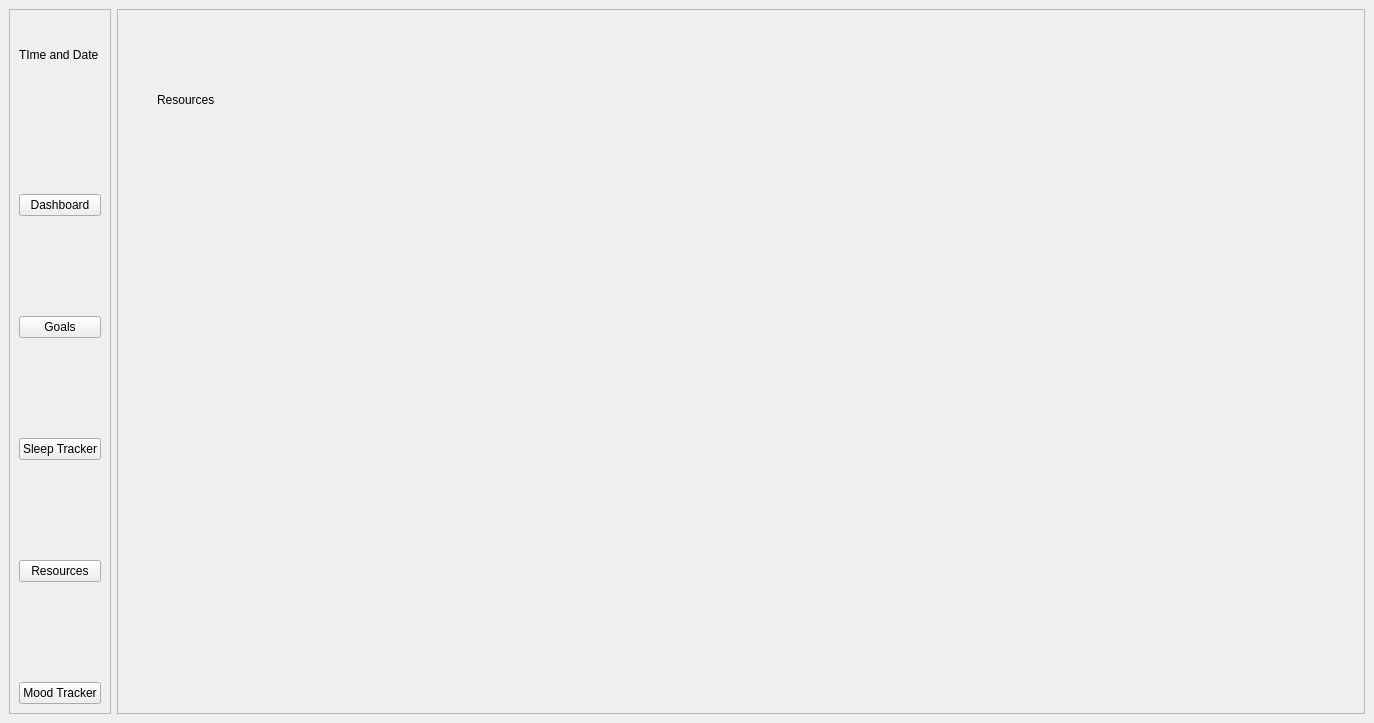
Old version of the form source_code/homescreen.ui in the repository suwubham/sirani.
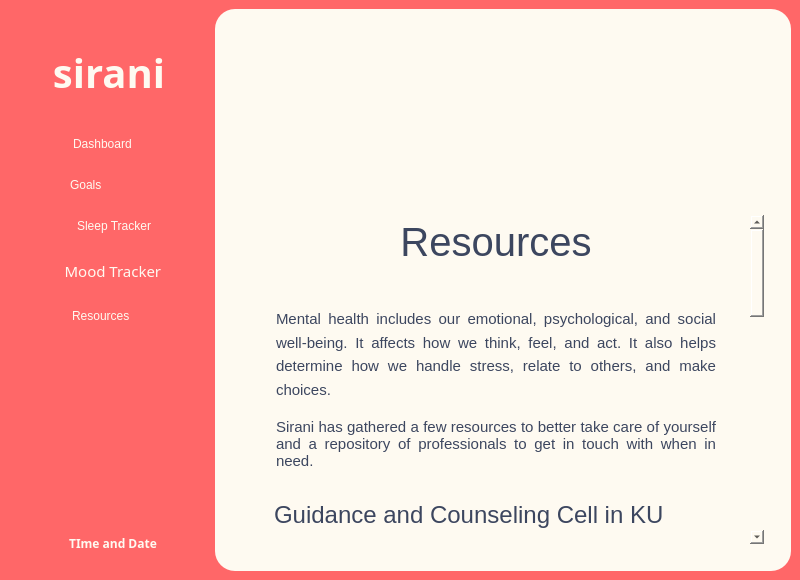
New version of the form. The open tabs and pages were chosen to show the change. Icons and pictures are not drawn.

Diff of the .ui file:
```diff
--- a/source_code/homescreen.ui
+++ b/source_code/homescreen.ui
@@ -6,80 +6,384 @@
    <rect>
     <x>0</x>
     <y>0</y>
-    <width>1374</width>
-    <height>723</height>
+    <width>800</width>
+    <height>580</height>
    </rect>
   </property>
+  <property name="sizePolicy">
+   <sizepolicy hsizetype="MinimumExpanding" vsizetype="MinimumExpanding">
+    <horstretch>0</horstretch>
+    <verstretch>0</verstretch>
+   </sizepolicy>
+  </property>
+  <property name="minimumSize">
+   <size>
+    <width>800</width>
+    <height>580</height>
+   </size>
+  </property>
   <property name="windowTitle">
    <string>Sirani</string>
   </property>
   <property name="styleSheet">
-   <string notr="true"/>
+   <string notr="true">background-color: rgb(254, 250, 241);</string>
   </property>
   <widget class="QWidget" name="centralwidget">
-   <layout class="QHBoxLayout" name="horizontalLayout_2">
+   <property name="sizePolicy">
+    <sizepolicy hsizetype="MinimumExpanding" vsizetype="MinimumExpanding">
+     <horstretch>0</horstretch>
+     <verstretch>0</verstretch>
+    </sizepolicy>
+   </property>
+   <property name="minimumSize">
+    <size>
+     <width>800</width>
+     <height>580</height>
+    </size>
+   </property>
+   <property name="styleSheet">
+    <string notr="true">background-color: rgb(255, 103, 104);</string>
+   </property>
+   <layout class="QHBoxLayout" name="horizontalLayout_2" stretch="1,5">
     <item>
      <widget class="QFrame" name="frame">
+      <property name="sizePolicy">
+       <sizepolicy hsizetype="Minimum" vsizetype="Minimum">
+        <horstretch>0</horstretch>
+        <verstretch>0</verstretch>
+       </sizepolicy>
+      </property>
+      <property name="minimumSize">
+       <size>
+        <width>200</width>
+        <height>580</height>
+       </size>
+      </property>
+      <property name="styleSheet">
+       <string notr="true">background-color: rgb(255, 103, 104);
+border-radius: 15px;</string>
+      </property>
       <property name="frameShape">
        <enum>QFrame::StyledPanel</enum>
       </property>
       <property name="frameShadow">
        <enum>QFrame::Raised</enum>
       </property>
-      <layout class="QVBoxLayout" name="verticalLayout">
-       <property name="spacing">
-        <number>100</number>
+      <property name="lineWidth">
+       <number>1</number>
+      </property>
+      <layout class="QFormLayout" name="formLayout">
+       <property name="sizeConstraint">
+        <enum>QLayout::SetNoConstraint</enum>
+       </property>
+       <property name="horizontalSpacing">
+        <number>8</number>
        </property>
        <property name="topMargin">
         <number>5</number>
        </property>
-       <item>
-        <widget class="QLabel" name="Clock">
+       <item row="0" column="0" colspan="2">
+        <spacer name="horizontalSpacer_8">
+         <property name="orientation">
+          <enum>Qt::Horizontal</enum>
+         </property>
+         <property name="sizeHint" stdset="0">
+          <size>
+           <width>40</width>
+           <height>25</height>
+          </size>
+         </property>
+        </spacer>
+       </item>
+       <item row="1" column="0" colspan="2">
+        <widget class="QLabel" name="label_12">
+         <property name="font">
+          <font>
+           <family>FONTSPRING DEMO - Pontiac Black</family>
+           <pointsize>30</pointsize>
+           <italic>false</italic>
+           <bold>true</bold>
+          </font>
+         </property>
+         <property name="styleSheet">
+          <string notr="true">color: rgb(254, 250, 241);
+font: 700 30pt &quot;FONTSPRING DEMO - Pontiac Black&quot;;</string>
+         </property>
          <property name="text">
-          <string>TIme and Date</string>
+          <string>sirani</string>
+         </property>
+         <property name="alignment">
+          <set>Qt::AlignCenter</set>
          </property>
         </widget>
        </item>
-       <item>
+       <item row="2" column="0" colspan="2">
+        <spacer name="horizontalSpacer_2">
+         <property name="orientation">
+          <enum>Qt::Horizontal</enum>
+         </property>
+         <property name="sizeHint" stdset="0">
+          <size>
+           <width>40</width>
+           <height>25</height>
+          </size>
+         </property>
+        </spacer>
+       </item>
+       <item row="3" column="0" colspan="2">
         <widget class="QPushButton" name="pushButton_2">
+         <property name="cursor">
+          <cursorShape>PointingHandCursor</cursorShape>
+         </property>
+         <property name="layoutDirection">
+          <enum>Qt::LeftToRight</enum>
+         </property>
+         <property name="styleSheet">
+          <string notr="true">#pushButton_2:hover{
+color: #FEFAF1;font: 800 14pt &quot;Foco&quot;;}
+#pushButton_2{color:rgb(254, 250, 241);
+font: 11pt &quot;Foco&quot;;}</string>
+         </property>
          <property name="text">
-          <string>Dashboard</string>
+          <string>   Dashboard       </string>
+         </property>
+         <property name="icon">
+          <iconset resource="resource.qrc">
+           <normaloff>:/IMG/home icon-02.png</normaloff>:/IMG/home icon-02.png</iconset>
+         </property>
+         <property name="iconSize">
+          <size>
+           <width>24</width>
+           <height>24</height>
+          </size>
          </property>
         </widget>
        </item>
-       <item>
+       <item row="4" column="0" colspan="2">
+        <spacer name="horizontalSpacer_3">
+         <property name="orientation">
+          <enum>Qt::Horizontal</enum>
+         </property>
+         <property name="sizeHint" stdset="0">
+          <size>
+           <width>40</width>
+           <height>15</height>
+          </size>
+         </property>
+        </spacer>
+       </item>
+       <item row="5" column="0" colspan="2">
         <widget class="QPushButton" name="pushButton_4">
+         <property name="cursor">
+          <cursorShape>PointingHandCursor</cursorShape>
+         </property>
+         <property name="styleSheet">
+          <string notr="true">#pushButton_4:hover{
+color: #FEFAF1;font: 800 14pt &quot;Foco&quot;;}
+#pushButton_4{color:rgb(254, 250, 241);
+font: 11pt &quot;Foco&quot;;}</string>
+         </property>
          <property name="text">
-          <string>Goals</string>
+          <string>   Goals                 </string>
+         </property>
+         <property name="icon">
+          <iconset resource="resource.qrc">
+           <normaloff>:/IMG/goals icon-02.png</normaloff>:/IMG/goals icon-02.png</iconset>
+         </property>
+         <property name="iconSize">
+          <size>
+           <width>24</width>
+           <height>24</height>
+          </size>
          </property>
         </widget>
        </item>
-       <item>
+       <item row="6" column="0" colspan="2">
+        <spacer name="horizontalSpacer_4">
+         <property name="orientation">
+          <enum>Qt::Horizontal</enum>
+         </property>
+         <property name="sizeHint" stdset="0">
+          <size>
+           <width>40</width>
+           <height>15</height>
+          </size>
+         </property>
+        </spacer>
+       </item>
+       <item row="7" column="0" colspan="2">
         <widget class="QPushButton" name="pushButton_5">
+         <property name="cursor">
+          <cursorShape>PointingHandCursor</cursorShape>
+         </property>
+         <property name="styleSheet">
+          <string notr="true">
+#pushButton_5:hover{
+color: #FEFAF1;font: 800 14pt &quot;Foco&quot;;}
+#pushButton_5{color:rgb(254, 250, 241);
+font: 11pt &quot;Foco&quot;;}</string>
+         </property>
          <property name="text">
-          <string>Sleep Tracker</string>
+          <string>   Sleep Tracker</string>
          </property>
+         <property name="icon">
+          <iconset resource="resource.qrc">
+           <normaloff>:/IMG/night icon-02.png</normaloff>:/IMG/night icon-02.png</iconset>
+         </property>
+         <property name="iconSize">
+          <size>
+           <width>24</width>
+           <height>24</height>
+          </size>
+         </property>
         </widget>
        </item>
-       <item>
-        <widget class="QPushButton" name="pushButton_3">
-         <property name="text">
-          <string>Resources</string>
+       <item row="8" column="0" colspan="2">
+        <spacer name="horizontalSpacer_5">
+         <property name="orientation">
+          <enum>Qt::Horizontal</enum>
          </property>
-        </widget>
+         <property name="sizeHint" stdset="0">
+          <size>
+           <width>40</width>
+           <height>15</height>
+          </size>
+         </property>
+        </spacer>
        </item>
-       <item>
+       <item row="9" column="0" colspan="2">
         <widget class="QPushButton" name="pushButton">
+         <property name="font">
+          <font>
+           <family>Foco</family>
+           <pointsize>11</pointsize>
+           <italic>false</italic>
+           <bold>false</bold>
+          </font>
+         </property>
+         <property name="cursor">
+          <cursorShape>PointingHandCursor</cursorShape>
+         </property>
+         <property name="styleSheet">
+          <string notr="true">#pushButton:hover{
+color: #FEFAF1;font: 800 14pt &quot;Foco&quot;;}
+#pushButton{color:rgb(254, 250, 241);
+font: 11pt &quot;Foco&quot;;}</string>
+         </property>
          <property name="text">
-          <string>Mood Tracker</string>
+          <string>   Mood Tracker </string>
          </property>
+         <property name="icon">
+          <iconset resource="resource.qrc">
+           <normaloff>:/IMG/star icon-02-02.png</normaloff>:/IMG/star icon-02-02.png</iconset>
+         </property>
+         <property name="iconSize">
+          <size>
+           <width>24</width>
+           <height>24</height>
+          </size>
+         </property>
         </widget>
        </item>
+       <item row="10" column="0" colspan="2">
+        <spacer name="horizontalSpacer_6">
+         <property name="orientation">
+          <enum>Qt::Horizontal</enum>
+         </property>
+         <property name="sizeHint" stdset="0">
+          <size>
+           <width>40</width>
+           <height>15</height>
+          </size>
+         </property>
+        </spacer>
+       </item>
+       <item row="11" column="0" colspan="2">
+        <widget class="QPushButton" name="pushButton_3">
+         <property name="cursor">
+          <cursorShape>PointingHandCursor</cursorShape>
+         </property>
+         <property name="styleSheet">
+          <string notr="true">
+#pushButton_3:hover{
+color: #FEFAF1;font: 800 14pt &quot;Foco&quot;;}
+
+#pushButton_3{color:rgb(254, 250, 241);
+font: 11pt &quot;Foco&quot;;}</string>
+         </property>
+         <property name="text">
+          <string>   Resources        </string>
+         </property>
+         <property name="icon">
+          <iconset resource="resource.qrc">
+           <normaloff>:/IMG/bookmark icon-02.png</normaloff>:/IMG/bookmark icon-02.png</iconset>
+         </property>
+         <property name="iconSize">
+          <size>
+           <width>24</width>
+           <height>24</height>
+          </size>
+         </property>
+        </widget>
+       </item>
+       <item row="12" column="0" colspan="2">
+        <spacer name="horizontalSpacer_7">
+         <property name="orientation">
+          <enum>Qt::Horizontal</enum>
+         </property>
+         <property name="sizeHint" stdset="0">
+          <size>
+           <width>40</width>
+           <height>200</height>
+          </size>
+         </property>
+        </spacer>
+       </item>
+       <item row="13" column="1">
+        <widget class="QLabel" name="Clock">
+         <property name="font">
+          <font>
+           <family>Foco</family>
+           <pointsize>9</pointsize>
+           <bold>true</bold>
+          </font>
+         </property>
+         <property name="styleSheet">
+          <string notr="true">color: rgb(254, 250, 241);</string>
+         </property>
+         <property name="text">
+          <string>TIme and Date</string>
+         </property>
+         <property name="alignment">
+          <set>Qt::AlignCenter</set>
+         </property>
+         <property name="wordWrap">
+          <bool>false</bool>
+         </property>
+        </widget>
+       </item>
+       <item row="14" column="1">
+        <spacer name="horizontalSpacer_9">
+         <property name="orientation">
+          <enum>Qt::Horizontal</enum>
+         </property>
+         <property name="sizeHint" stdset="0">
+          <size>
+           <width>40</width>
+           <height>10</height>
+          </size>
+         </property>
+        </spacer>
+       </item>
       </layout>
      </widget>
     </item>
     <item>
      <widget class="QFrame" name="frame_2">
+      <property name="styleSheet">
+       <string notr="true">background-color: rgb(254, 250, 241);
+border-radius: 20px</string>
+      </property>
       <property name="frameShape">
        <enum>QFrame::StyledPanel</enum>
       </property>
@@ -369,19 +673,88 @@
           </layout>
          </widget>
          <widget class="QWidget" name="Resources">
-          <widget class="QLabel" name="label_5">
-           <property name="geometry">
-            <rect>
-             <x>30</x>
-             <y>50</y>
-             <width>131</width>
-             <height>61</height>
-            </rect>
-           </property>
-           <property name="text">
-            <string>Resources</string>
-           </property>
-          </widget>
+          <property name="styleSheet">
+           <string notr="true">background-color: #FEFAF1;</string>
+          </property>
+          <layout class="QVBoxLayout" name="verticalLayout" stretch="1,2">
+           <item>
+            <widget class="QLabel" name="label_5">
+             <property name="styleSheet">
+              <string notr="true">background-image: url(:/IMG/bgresource-05-05.png);
+background-repeat: repeat-x;
+background-color: #FEFAF1;</string>
+             </property>
+             <property name="text">
+              <string/>
+             </property>
+            </widget>
+           </item>
+           <item>
+            <widget class="QScrollArea" name="scrollArea">
+             <property name="styleSheet">
+              <string notr="true"/>
+             </property>
+             <property name="widgetResizable">
+              <bool>true</bool>
+             </property>
+             <widget class="QWidget" name="scrollAreaWidgetContents">
+              <property name="geometry">
+               <rect>
+                <x>0</x>
+                <y>0</y>
+                <width>560</width>
+                <height>360</height>
+               </rect>
+              </property>
+              <layout class="QHBoxLayout" name="horizontalLayout">
+               <item>
+                <widget class="QTextBrowser" name="textBrowser">
+                 <property name="html">
+                  <string>&lt;!DOCTYPE HTML PUBLIC &quot;-//W3C//DTD HTML 4.0//EN&quot; &quot;http://www.w3.org/TR/REC-html40/strict.dtd&quot;&gt;
+&lt;html&gt;&lt;head&gt;&lt;meta name=&quot;qrichtext&quot; content=&quot;1&quot; /&gt;&lt;meta charset=&quot;utf-8&quot; /&gt;&lt;style type=&quot;text/css&quot;&gt;
+p, li { white-space: pre-wrap; }
+&lt;/style&gt;&lt;/head&gt;&lt;body style=&quot; font-family:'Segoe UI'; font-size:9pt; font-weight:400; font-style:normal;&quot;&gt;
+&lt;p align=&quot;center&quot; style=&quot; margin-top:0px; margin-bottom:0px; margin-left:0px; margin-right:0px; -qt-block-indent:0; text-indent:0px; line-height:138%;&quot;&gt;&lt;a name=&quot;docs-internal-guid-2e5e3266-7fff-7d19-f848-a33b9b841aaa&quot;&gt;&lt;/a&gt;&lt;span style=&quot; font-family:'FONTSPRING DEMO - Pontiac Black'; font-size:30pt; color:#3c465f; background-color:transparent;&quot;&gt;R&lt;/span&gt;&lt;span style=&quot; font-family:'FONTSPRING DEMO - Pontiac Black'; font-size:30pt; color:#3c465f; background-color:transparent;&quot;&gt;esources&lt;/span&gt;&lt;/p&gt;
+&lt;p align=&quot;center&quot; style=&quot; margin-top:0px; margin-bottom:0px; margin-left:10px; margin-right:10px; -qt-block-indent:0; text-indent:0px;&quot;&gt;&lt;span style=&quot; color:#3c465f;&quot;&gt;&lt;br /&gt;&lt;/span&gt;&lt;/p&gt;
+&lt;p align=&quot;justify&quot; style=&quot; margin-top:0px; margin-bottom:0px; margin-left:30px; margin-right:30px; -qt-block-indent:0; text-indent:0px; line-height:138%;&quot;&gt;&lt;span style=&quot; font-family:'Foco'; font-size:11pt; color:#3c465f; background-color:transparent;&quot;&gt;Mental health includes our emotional, psychological, and social well-being. It affects how we think, feel, and act. It also helps determine how we handle stress, relate to others, and make choices. &lt;/span&gt;&lt;/p&gt;
+&lt;p align=&quot;justify&quot; style=&quot; margin-top:12px; margin-bottom:12px; margin-left:30px; margin-right:30px; -qt-block-indent:0; text-indent:0px;&quot;&gt;&lt;span style=&quot; font-family:'Foco'; font-size:11pt; color:#3c465f; background-color:transparent;&quot;&gt;Sirani has gathered a few resources to better take care of yourself and a repository of professionals to get in touch with when in need. &lt;/span&gt;&lt;/p&gt;
+&lt;p align=&quot;justify&quot; style=&quot;-qt-paragraph-type:empty; margin-top:0px; margin-bottom:0px; margin-left:28px; margin-right:30px; -qt-block-indent:0; text-indent:0px; line-height:138%; color:#3c465f;&quot;&gt;&lt;br /&gt;&lt;/p&gt;
+&lt;p align=&quot;justify&quot; style=&quot; margin-top:0px; margin-bottom:0px; margin-left:28px; margin-right:30px; -qt-block-indent:0; text-indent:0px; line-height:138%;&quot;&gt;&lt;span style=&quot; font-family:'FONTSPRING DEMO - Pontiac Black'; font-size:18pt; color:#3c465f; background-color:transparent;&quot;&gt;Guidance and Counseling Cell in KU &lt;/span&gt;&lt;/p&gt;
+&lt;p align=&quot;justify&quot; style=&quot;-qt-paragraph-type:empty; margin-top:0px; margin-bottom:0px; margin-left:0px; margin-right:0px; -qt-block-indent:0; text-indent:0px;&quot;&gt;&lt;br /&gt;&lt;/p&gt;
+&lt;p align=&quot;justify&quot; style=&quot; margin-top:0px; margin-bottom:0px; margin-left:30px; margin-right:30px; -qt-block-indent:0; text-indent:0px; line-height:138%;&quot;&gt;&lt;span style=&quot; font-family:'Foco'; font-size:11pt; font-weight:700; color:#3c465f; background-color:transparent;&quot;&gt;Services available: &lt;/span&gt;&lt;/p&gt;
+&lt;p align=&quot;center&quot; style=&quot;-qt-paragraph-type:empty; margin-top:0px; margin-bottom:0px; margin-left:0px; margin-right:0px; -qt-block-indent:0; text-indent:0px;&quot;&gt;&lt;br /&gt;&lt;/p&gt;
+&lt;ul style=&quot;margin-top: 0px; margin-bottom: 0px; margin-left: 0px; margin-right: 0px; -qt-list-indent: 1;&quot;&gt;&lt;li style=&quot; font-family:'Foco'; font-size:11pt; color:#3c465f; background-color:transparent;&quot; align=&quot;justify&quot; style=&quot; margin-top:0px; margin-bottom:0px; margin-left:0px; margin-right:0px; -qt-block-indent:0; text-indent:0px; line-height:138%;&quot;&gt;Assessment and Screening &lt;/li&gt;
+&lt;li style=&quot; font-family:'Foco'; font-size:11pt; color:#3c465f; background-color:transparent;&quot; align=&quot;justify&quot; style=&quot; margin-top:0px; margin-bottom:0px; margin-left:0px; margin-right:0px; -qt-block-indent:0; text-indent:0px; line-height:138%;&quot;&gt;Guidance on academic concerns and career issues &lt;/li&gt;
+&lt;li style=&quot; font-family:'Foco'; font-size:11pt; color:#3c465f; background-color:transparent;&quot; align=&quot;justify&quot; style=&quot; margin-top:0px; margin-bottom:0px; margin-left:0px; margin-right:0px; -qt-block-indent:0; text-indent:0px; line-height:138%;&quot;&gt;Counseling for emotional, behavioral, and relationship issues &lt;/li&gt;&lt;/ul&gt;
+&lt;p align=&quot;justify&quot; style=&quot; margin-top:0px; margin-bottom:0px; margin-left:0px; margin-right:0px; -qt-block-indent:0; text-indent:0px;&quot;&gt;&lt;span style=&quot; color:#3c465f;&quot;&gt;&lt;br /&gt;&lt;/span&gt;&lt;/p&gt;
+&lt;p align=&quot;justify&quot; style=&quot; margin-top:0px; margin-bottom:0px; margin-left:30px; margin-right:30px; -qt-block-indent:0; text-indent:0px; line-height:138%;&quot;&gt;&lt;span style=&quot; font-family:'Foco'; font-size:11pt; font-weight:700; color:#3c465f; background-color:transparent;&quot;&gt;Referral for contact: &lt;/span&gt;&lt;/p&gt;
+&lt;p align=&quot;justify&quot; style=&quot;-qt-paragraph-type:empty; margin-top:0px; margin-bottom:0px; margin-left:30px; margin-right:30px; -qt-block-indent:0; text-indent:0px; line-height:138%; font-family:'Foco'; font-size:11pt; font-weight:700; color:#3c465f;&quot;&gt;&lt;br /&gt;&lt;/p&gt;
+&lt;p align=&quot;justify&quot; style=&quot; margin-top:0px; margin-bottom:0px; margin-left:30px; margin-right:30px; -qt-block-indent:0; text-indent:0px; line-height:138%;&quot;&gt;&lt;span style=&quot; font-family:'Foco'; font-size:11pt; color:#3c465f; background-color:transparent;&quot;&gt;Mr. Madhav Khatiwada, Counselor and Lecturer, 9841725698, 9810043036 &lt;/span&gt;&lt;/p&gt;
+&lt;p align=&quot;justify&quot; style=&quot; margin-top:0px; margin-bottom:0px; margin-left:30px; margin-right:30px; -qt-block-indent:0; text-indent:0px; line-height:138%;&quot;&gt;&lt;span style=&quot; font-family:'Foco'; font-size:11pt; color:#3c465f; background-color:transparent;&quot;&gt;Guidance and Counseling Cell- Block No. 10, Central Campus Dhulikhel&lt;/span&gt;&lt;/p&gt;
+&lt;p align=&quot;justify&quot; style=&quot; margin-top:0px; margin-bottom:0px; margin-left:0px; margin-right:0px; -qt-block-indent:0; text-indent:0px;&quot;&gt;&lt;span style=&quot; color:#3c465f;&quot;&gt;&lt;br /&gt;&lt;/span&gt;&lt;/p&gt;
+&lt;p align=&quot;justify&quot; style=&quot; margin-top:0px; margin-bottom:0px; margin-left:28px; margin-right:30px; -qt-block-indent:0; text-indent:0px; line-height:138%;&quot;&gt;&lt;span style=&quot; font-family:'FONTSPRING DEMO - Pontiac Black'; font-size:18pt; color:#3c465f; background-color:transparent;&quot;&gt;Helplines in Nepal:&lt;/span&gt;&lt;/p&gt;
+&lt;p align=&quot;center&quot; style=&quot;-qt-paragraph-type:empty; margin-top:0px; margin-bottom:0px; margin-left:0px; margin-right:0px; -qt-block-indent:0; text-indent:0px;&quot;&gt;&lt;br /&gt;&lt;/p&gt;
+&lt;p align=&quot;justify&quot; style=&quot; margin-top:0px; margin-bottom:0px; margin-left:30px; margin-right:30px; -qt-block-indent:0; text-indent:0px; line-height:138%;&quot;&gt;&lt;span style=&quot; font-family:'Foco'; font-size:11pt; font-weight:700; color:#3c465f; background-color:transparent;&quot;&gt;Clinic One: +9779741805120&lt;/span&gt;&lt;/p&gt;
+&lt;p align=&quot;justify&quot; style=&quot; margin-top:0px; margin-bottom:0px; margin-left:30px; margin-right:30px; -qt-block-indent:0; text-indent:0px; line-height:138%;&quot;&gt;&lt;span style=&quot; font-family:'Foco'; font-size:11pt; color:#3c465f; background-color:transparent;&quot;&gt;Free hotline number open everyday from 9am to 12pm.&lt;/span&gt;&lt;/p&gt;
+&lt;p align=&quot;justify&quot; style=&quot;-qt-paragraph-type:empty; margin-top:0px; margin-bottom:0px; margin-left:0px; margin-right:0px; -qt-block-indent:0; text-indent:0px;&quot;&gt;&lt;br /&gt;&lt;/p&gt;
+&lt;p align=&quot;justify&quot; style=&quot; margin-top:0px; margin-bottom:0px; margin-left:30px; margin-right:30px; -qt-block-indent:0; text-indent:0px; line-height:138%;&quot;&gt;&lt;span style=&quot; font-family:'Foco'; font-size:11pt; font-weight:700; color:#3c465f; background-color:transparent;&quot;&gt;Patan Hospital Helpline for Suicide Prevention: 9813476123&lt;/span&gt;&lt;/p&gt;
+&lt;p align=&quot;justify&quot; style=&quot; margin-top:0px; margin-bottom:0px; margin-left:30px; margin-right:30px; -qt-block-indent:0; text-indent:0px; line-height:138%;&quot;&gt;&lt;span style=&quot; font-family:'Foco'; font-size:11pt; color:#3c465f; background-color:transparent;&quot;&gt;Operates 24 hours. &lt;/span&gt;&lt;/p&gt;
+&lt;p align=&quot;justify&quot; style=&quot;-qt-paragraph-type:empty; margin-top:0px; margin-bottom:0px; margin-left:0px; margin-right:0px; -qt-block-indent:0; text-indent:0px;&quot;&gt;&lt;br /&gt;&lt;/p&gt;
+&lt;p align=&quot;justify&quot; style=&quot; margin-top:0px; margin-bottom:0px; margin-left:30px; margin-right:30px; -qt-block-indent:0; text-indent:0px; line-height:138%;&quot;&gt;&lt;span style=&quot; font-family:'Foco'; font-size:11pt; font-weight:700; color:#3c465f; background-color:transparent;&quot;&gt;Transcultural Psychosocial Organization-Nepal Crisis Hotline: 16600102005&lt;/span&gt;&lt;/p&gt;
+&lt;p align=&quot;justify&quot; style=&quot; margin-top:0px; margin-bottom:0px; margin-left:30px; margin-right:30px; -qt-block-indent:0; text-indent:0px; line-height:138%;&quot;&gt;&lt;span style=&quot; font-family:'Foco'; font-size:11pt; color:#3c465f; background-color:transparent;&quot;&gt;Provides helpline services between Monday to Friday from 9:30 am to 4:30 pm.&lt;/span&gt;&lt;/p&gt;
+&lt;p align=&quot;justify&quot; style=&quot; margin-top:0px; margin-bottom:0px; margin-left:0px; margin-right:0px; -qt-block-indent:0; text-indent:0px;&quot;&gt;&lt;span style=&quot; color:#3c465f;&quot;&gt;&lt;br /&gt;&lt;/span&gt;&lt;/p&gt;
+&lt;p align=&quot;justify&quot; style=&quot; margin-top:0px; margin-bottom:0px; margin-left:28px; margin-right:30px; -qt-block-indent:0; text-indent:0px; line-height:138%;&quot;&gt;&lt;span style=&quot; font-family:'FONTSPRING DEMO - Pontiac Black'; font-size:18pt; color:#3c465f; background-color:transparent;&quot;&gt;Self assessment:&lt;/span&gt;&lt;/p&gt;
+&lt;p align=&quot;center&quot; style=&quot;-qt-paragraph-type:empty; margin-top:0px; margin-bottom:0px; margin-left:0px; margin-right:0px; -qt-block-indent:0; text-indent:0px;&quot;&gt;&lt;br /&gt;&lt;/p&gt;
+&lt;p align=&quot;justify&quot; style=&quot; margin-top:0px; margin-bottom:0px; margin-left:30px; margin-right:30px; -qt-block-indent:0; text-indent:0px; line-height:138%;&quot;&gt;&lt;span style=&quot; font-family:'Foco'; font-size:11pt; color:#3c465f; background-color:transparent;&quot;&gt;The MHA offers easy-to-access online tests for measuring mental health which are scientifically validated. Link to their website : &lt;/span&gt;&lt;a href=&quot;https://screening.mhanational.org/screening-tools/&quot;&gt;&lt;span style=&quot; font-family:'Foco'; font-size:11pt; text-decoration: underline; color:#3c465f; background-color:transparent;&quot;&gt;https://screening.mhanational.org/screening-tools/&lt;/span&gt;&lt;/a&gt;&lt;/p&gt;
+&lt;p align=&quot;justify&quot; style=&quot; margin-top:0px; margin-bottom:0px; margin-left:0px; margin-right:0px; -qt-block-indent:0; text-indent:0px;&quot;&gt;&lt;span style=&quot; color:#3c465f;&quot;&gt;&lt;br /&gt;&lt;/span&gt;&lt;/p&gt;&lt;/body&gt;&lt;/html&gt;</string>
+                 </property>
+                </widget>
+               </item>
+              </layout>
+             </widget>
+            </widget>
+           </item>
+          </layout>
          </widget>
         </widget>
        </item>
```
Left out of the diff: 41 changed lines with no effect on the pictures.
